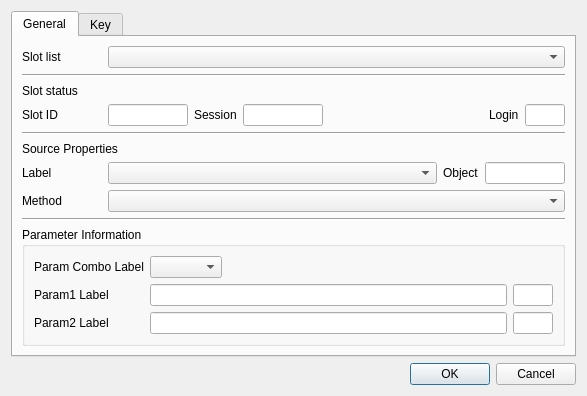
jykim74/CryptokiMan, file CryptokiMan/derive_key_dlg.ui: the form before one commit.
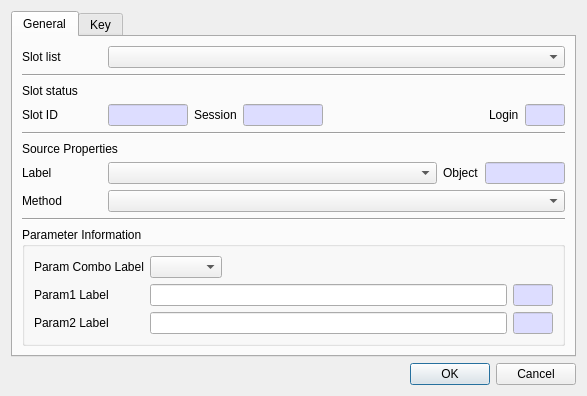
The form after the commit.

Commit message: Read Only 입력창 색지정

```diff
--- a/CryptokiMan/derive_key_dlg.ui
+++ b/CryptokiMan/derive_key_dlg.ui
@@ -81,6 +81,46 @@
              <height>16777215</height>
             </size>
            </property>
+           <property name="palette">
+            <palette>
+             <active>
+              <colorrole role="Base">
+               <brush brushstyle="SolidPattern">
+                <color alpha="255">
+                 <red>221</red>
+                 <green>221</green>
+                 <blue>255</blue>
+                </color>
+               </brush>
+              </colorrole>
+             </active>
+             <inactive>
+              <colorrole role="Base">
+               <brush brushstyle="SolidPattern">
+                <color alpha="255">
+                 <red>221</red>
+                 <green>221</green>
+                 <blue>255</blue>
+                </color>
+               </brush>
+              </colorrole>
+             </inactive>
+             <disabled>
+              <colorrole role="Base">
+               <brush brushstyle="SolidPattern">
+                <color alpha="255">
+                 <red>240</red>
+                 <green>240</green>
+                 <blue>240</blue>
+                </color>
+               </brush>
+              </colorrole>
+             </disabled>
+            </palette>
+           </property>
+           <property name="readOnly">
+            <bool>true</bool>
+           </property>
           </widget>
          </item>
          <item row="0" column="5">
@@ -111,6 +151,46 @@
              <height>16777215</height>
             </size>
            </property>
+           <property name="palette">
+            <palette>
+             <active>
+              <colorrole role="Base">
+               <brush brushstyle="SolidPattern">
+                <color alpha="255">
+                 <red>221</red>
+                 <green>221</green>
+                 <blue>255</blue>
+                </color>
+               </brush>
+              </colorrole>
+             </active>
+             <inactive>
+              <colorrole role="Base">
+               <brush brushstyle="SolidPattern">
+                <color alpha="255">
+                 <red>221</red>
+                 <green>221</green>
+                 <blue>255</blue>
+                </color>
+               </brush>
+              </colorrole>
+             </inactive>
+             <disabled>
+              <colorrole role="Base">
+               <brush brushstyle="SolidPattern">
+                <color alpha="255">
+                 <red>240</red>
+                 <green>240</green>
+                 <blue>240</blue>
+                </color>
+               </brush>
+              </colorrole>
+             </disabled>
+            </palette>
+           </property>
+           <property name="readOnly">
+            <bool>true</bool>
+           </property>
           </widget>
          </item>
          <item row="0" column="3">
@@ -121,6 +201,46 @@
              <height>16777215</height>
             </size>
            </property>
+           <property name="palette">
+            <palette>
+             <active>
+              <colorrole role="Base">
+               <brush brushstyle="SolidPattern">
+                <color alpha="255">
+                 <red>221</red>
+                 <green>221</green>
+                 <blue>255</blue>
+                </color>
+               </brush>
+              </colorrole>
+             </active>
+             <inactive>
+              <colorrole role="Base">
+               <brush brushstyle="SolidPattern">
+                <color alpha="255">
+                 <red>221</red>
+                 <green>221</green>
+                 <blue>255</blue>
+                </color>
+               </brush>
+              </colorrole>
+             </inactive>
+             <disabled>
+              <colorrole role="Base">
+               <brush brushstyle="SolidPattern">
+                <color alpha="255">
+                 <red>240</red>
+                 <green>240</green>
+                 <blue>240</blue>
+                </color>
+               </brush>
+              </colorrole>
+             </disabled>
+            </palette>
+           </property>
+           <property name="readOnly">
+            <bool>true</bool>
+           </property>
           </widget>
          </item>
          <item row="0" column="2">
@@ -204,6 +324,46 @@
              <height>16777215</height>
             </size>
            </property>
+           <property name="palette">
+            <palette>
+             <active>
+              <colorrole role="Base">
+               <brush brushstyle="SolidPattern">
+                <color alpha="255">
+                 <red>221</red>
+                 <green>221</green>
+                 <blue>255</blue>
+                </color>
+               </brush>
+              </colorrole>
+             </active>
+             <inactive>
+              <colorrole role="Base">
+               <brush brushstyle="SolidPattern">
+                <color alpha="255">
+                 <red>221</red>
+                 <green>221</green>
+                 <blue>255</blue>
+                </color>
+               </brush>
+              </colorrole>
+             </inactive>
+             <disabled>
+              <colorrole role="Base">
+               <brush brushstyle="SolidPattern">
+                <color alpha="255">
+                 <red>240</red>
+                 <green>240</green>
+                 <blue>240</blue>
+                </color>
+               </brush>
+              </colorrole>
+             </disabled>
+            </palette>
+           </property>
+           <property name="readOnly">
+            <bool>true</bool>
+           </property>
           </widget>
          </item>
          <item row="0" column="1">
@@ -283,6 +443,46 @@
                 <height>16777215</height>
                </size>
               </property>
+              <property name="palette">
+               <palette>
+                <active>
+                 <colorrole role="Base">
+                  <brush brushstyle="SolidPattern">
+                   <color alpha="255">
+                    <red>221</red>
+                    <green>221</green>
+                    <blue>255</blue>
+                   </color>
+                  </brush>
+                 </colorrole>
+                </active>
+                <inactive>
+                 <colorrole role="Base">
+                  <brush brushstyle="SolidPattern">
+                   <color alpha="255">
+                    <red>221</red>
+                    <green>221</green>
+                    <blue>255</blue>
+                   </color>
+                  </brush>
+                 </colorrole>
+                </inactive>
+                <disabled>
+                 <colorrole role="Base">
+                  <brush brushstyle="SolidPattern">
+                   <color alpha="255">
+                    <red>240</red>
+                    <green>240</green>
+                    <blue>240</blue>
+                   </color>
+                  </brush>
+                 </colorrole>
+                </disabled>
+               </palette>
+              </property>
+              <property name="readOnly">
+               <bool>true</bool>
+              </property>
              </widget>
             </item>
             <item row="2" column="1">
@@ -319,6 +519,46 @@
                 <height>16777215</height>
                </size>
               </property>
+              <property name="palette">
+               <palette>
+                <active>
+                 <colorrole role="Base">
+                  <brush brushstyle="SolidPattern">
+                   <color alpha="255">
+                    <red>221</red>
+                    <green>221</green>
+                    <blue>255</blue>
+                   </color>
+                  </brush>
+                 </colorrole>
+                </active>
+                <inactive>
+                 <colorrole role="Base">
+                  <brush brushstyle="SolidPattern">
+                   <color alpha="255">
+                    <red>221</red>
+                    <green>221</green>
+                    <blue>255</blue>
+                   </color>
+                  </brush>
+                 </colorrole>
+                </inactive>
+                <disabled>
+                 <colorrole role="Base">
+                  <brush brushstyle="SolidPattern">
+                   <color alpha="255">
+                    <red>240</red>
+                    <green>240</green>
+                    <blue>240</blue>
+                   </color>
+                  </brush>
+                 </colorrole>
+                </disabled>
+               </palette>
+              </property>
+              <property name="readOnly">
+               <bool>true</bool>
+              </property>
              </widget>
             </item>
             <item row="0" column="0">
```
The commit also changes 22 other files.
